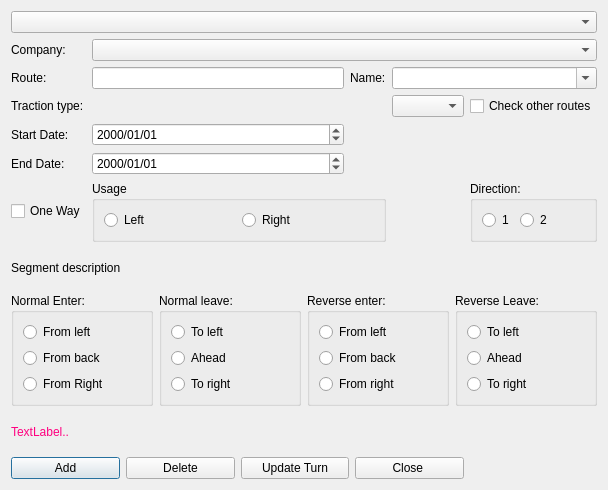
Qt form mapper_app/ui/routedlg.ui (allenck/mapper) before a commit.
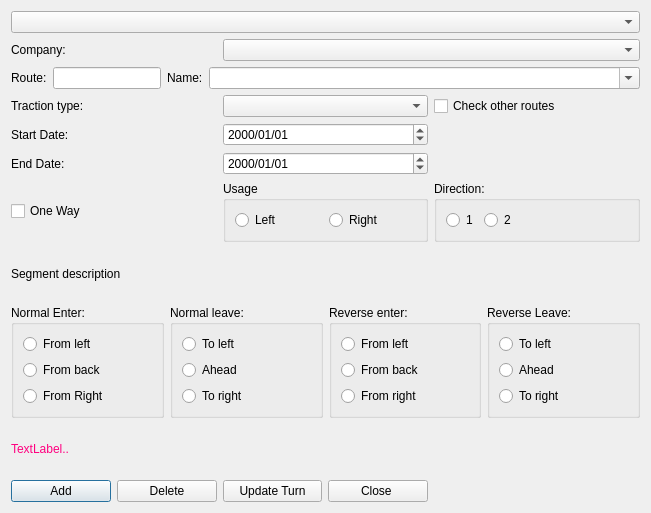
The same form after that commit. Custom widgets are drawn as their Qt base class.

```diff
--- a/mapper_app/ui/routedlg.ui
+++ b/mapper_app/ui/routedlg.ui
@@ -6,8 +6,8 @@
    <rect>
     <x>0</x>
     <y>0</y>
-    <width>608</width>
-    <height>490</height>
+    <width>651</width>
+    <height>513</height>
    </rect>
   </property>
   <property name="font">
@@ -26,14 +26,16 @@
      </property>
     </widget>
    </item>
-   <item row="2" column="0">
+   <item row="2" column="0" colspan="3">
+    <layout class="QHBoxLayout" name="horizontalLayout_4">
+     <item>
     <widget class="QLabel" name="label">
      <property name="text">
       <string>Route:</string>
      </property>
     </widget>
    </item>
-   <item row="2" column="1">
+     <item>
     <widget class="QLineEdit" name="txtRouteNbr">
      <property name="toolTip">
       <string>&lt;html&gt;&lt;head/&gt;&lt;body&gt;&lt;p&gt;Enter an existing route number, e.g. '20' or 'M1'. Enter a range, eg. '200,299' to create a new numeric number in that range.&lt;/p&gt;&lt;/body&gt;&lt;/html&gt;</string>
@@ -43,13 +45,28 @@
      </property>
     </widget>
    </item>
-   <item row="2" column="2">
+     <item>
     <widget class="QLabel" name="label_6">
      <property name="text">
       <string>Name:</string>
      </property>
     </widget>
    </item>
+     <item>
+      <widget class="CComboBox" name="cbRouteName">
+       <property name="sizePolicy">
+        <sizepolicy hsizetype="Preferred" vsizetype="Fixed">
+         <horstretch>1</horstretch>
+         <verstretch>0</verstretch>
+        </sizepolicy>
+       </property>
+       <property name="editable">
+        <bool>true</bool>
+       </property>
+      </widget>
+     </item>
+    </layout>
+   </item>
    <item row="3" column="0">
     <widget class="QLabel" name="label_3">
      <property name="text">
@@ -57,10 +74,10 @@
      </property>
     </widget>
    </item>
-   <item row="3" column="3">
+   <item row="3" column="1">
     <widget class="QComboBox" name="cbTractionType"/>
    </item>
-   <item row="3" column="4">
+   <item row="3" column="2">
     <widget class="QCheckBox" name="chkOtherRoutes">
      <property name="text">
       <string>Check other routes</string>
@@ -112,7 +129,7 @@
      </property>
     </widget>
    </item>
-   <item row="6" column="1" colspan="2">
+   <item row="6" column="1">
     <widget class="QGroupBox" name="gbUsage">
      <property name="toolTip">
       <string>&lt;html&gt;&lt;head/&gt;&lt;body&gt;&lt;p&gt;If the direction of travel is the same as the definition of the segement, select &amp;quot;Right&amp;quot; else select &amp;quot;L&amp;quot;.&lt;/p&gt;&lt;/body&gt;&lt;/html&gt;</string>
@@ -138,7 +155,7 @@
      </layout>
     </widget>
    </item>
-   <item row="6" column="4">
+   <item row="6" column="2">
     <widget class="QGroupBox" name="gbDirection">
      <property name="font">
       <font>
@@ -176,7 +193,7 @@
      </property>
     </widget>
    </item>
-   <item row="8" column="0" colspan="5">
+   <item row="8" column="0" colspan="3">
     <layout class="QHBoxLayout" name="horizontalLayout_3">
      <item>
       <widget class="QGroupBox" name="gbNormalEnter">
@@ -376,7 +393,7 @@
      </property>
     </widget>
    </item>
-   <item row="10" column="0" colspan="4">
+   <item row="10" column="0" colspan="2">
     <layout class="QHBoxLayout" name="horizontalLayout_2">
      <item>
       <widget class="QPushButton" name="btnAdd">
@@ -414,21 +431,14 @@
      </item>
     </layout>
    </item>
-   <item row="2" column="3" colspan="2">
-    <widget class="CComboBox" name="cbRouteName">
-     <property name="editable">
-      <bool>true</bool>
-     </property>
-    </widget>
-   </item>
-   <item row="1" column="1" colspan="4">
+   <item row="1" column="1" colspan="2">
     <widget class="QComboBox" name="cbCompany">
      <property name="editable">
       <bool>false</bool>
      </property>
     </widget>
    </item>
-   <item row="0" column="0" colspan="5">
+   <item row="0" column="0" colspan="3">
     <widget class="QComboBox" name="cbSegments">
      <property name="toolTip">
       <string>Select an existing route segment to update</string>
```
Left out of the diff: 4 changed lines with no effect on the pictures. Lines whose indentation alone changed are shown as unchanged.
